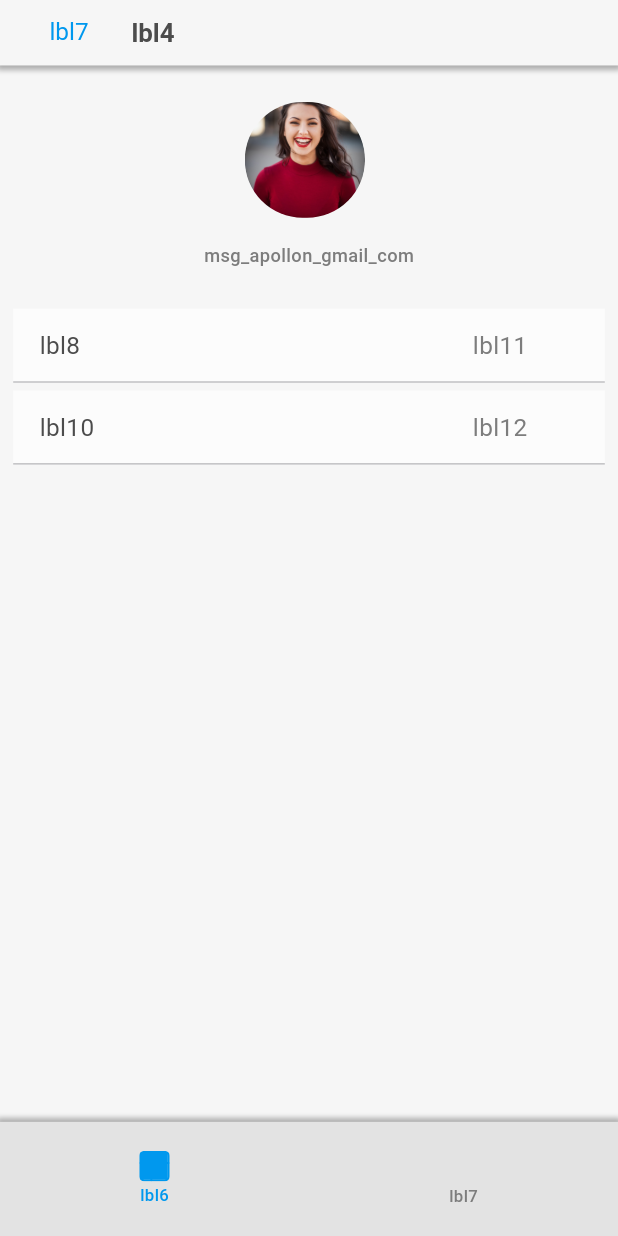
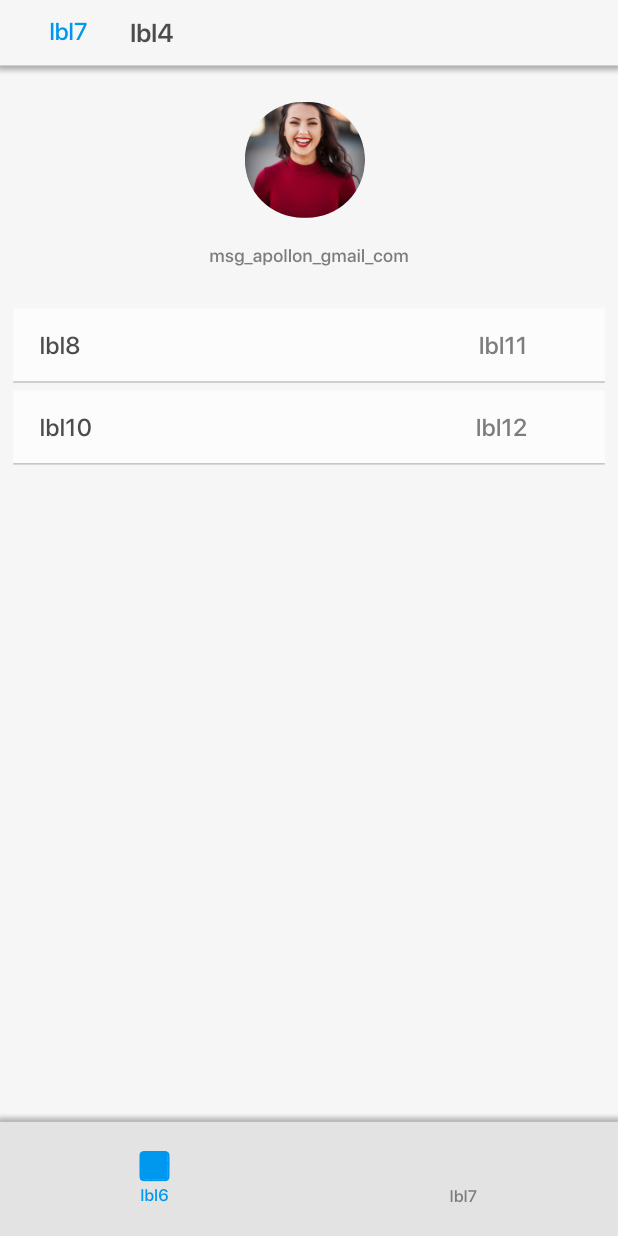
Before and after one commit to DmitriyUrvantsev/TaskTest3-SMS-registration-, a Flutter app: the K7ScreenWidget screen opened directly, on a phone screen of 412 x 824 dp. Run offline on Flutter 3.47's test engine with Material 3 defaults, Android fonts, the phone set to English and light mode, and no system bars; our stand-ins replace cached_network_image, connectivity_plus, flutter_svg, flutter_svg_provider, mask_text_input_formatter, pin_code_fields and 1 more; missing offline and left inert: another_stepper; accounts and stored records are empty; project files that could hold a hidden picture were left out.

Commit message:
add fonts

```diff
--- a/form_registration/lib/theme/app_decoration.dart
+++ b/form_registration/lib/theme/app_decoration.dart
@@ -1,5 +1,6 @@
 import 'package:flutter/material.dart';
-import 'package:form_registration/core/app_export.dart';
+import 'package:form_registration/core/utils/size_utils.dart';
+import 'package:form_registration/theme/theme_helper.dart';
 
 class AppDecoration {
   // Fill decorations
--- a/form_registration/lib/theme/custom_button_style.dart
+++ b/form_registration/lib/theme/custom_button_style.dart
@@ -1,5 +1,7 @@
+import 'dart:ui';
+import 'package:flutter/material.dart';
 import 'package:form_registration/core/app_export.dart';
-import 'package:flutter/material.dart';
+import 'package:form_registration/theme/theme_helper.dart';
 
 /// A class that offers pre-defined button styles for customizing button appearance.
 class CustomButtonStyles {
--- a/form_registration/lib/theme/custom_text_style.dart
+++ b/form_registration/lib/theme/custom_text_style.dart
@@ -23,18 +23,14 @@ class CustomTextStyles {
   static get bodyLargeOnPrimary => theme.textTheme.bodyLarge!.copyWith(
         color: theme.colorScheme.onPrimary,
       );
-       static get bodyLargeOnPrimaryTransparent =>
-      theme.textTheme.bodyLarge!.copyWith(
-            color: theme.colorScheme.onPrimary.withOpacity(0.5),
-          );
   static get bodyMediumAmber600 => theme.textTheme.bodyMedium!.copyWith(
         color: appTheme.amber600,
       );
   static get bodySmallffa7a7a7 => theme.textTheme.bodySmall!.copyWith(
-        color: const Color(0XFFA7A7A7),
+        color: Color(0XFFA7A7A7),
       );
   static get bodySmallffffb700 => theme.textTheme.bodySmall!.copyWith(
-        color: const Color(0XFFFFB700),
+        color: Color(0XFFFFB700),
       );
   // Label text style
   static get labelLargeSFProTextGray600 =>
```
Also changed, not shown: form_registration/lib/presentation/k1_screen/k1_screen.dart (+7 -7 lines), form_registration/lib/theme/theme_helper.dart (+19 -18 lines), form_registration/pubspec.yaml (+19 -0 lines), form_registration/assets/fonts/SFProDisplayBold.ttf (added), form_registration/assets/fonts/SFProDisplayMedium.ttf (added), form_registration/assets/fonts/SFProDisplayRegular.ttf (added), form_registration/assets/fonts/SFProTextMedium.ttf (added), form_registration/assets/fonts/SFProTextRegular.ttf (added), form_registration/assets/fonts/SFProTextSemibold.ttf (added), 5 other files.
